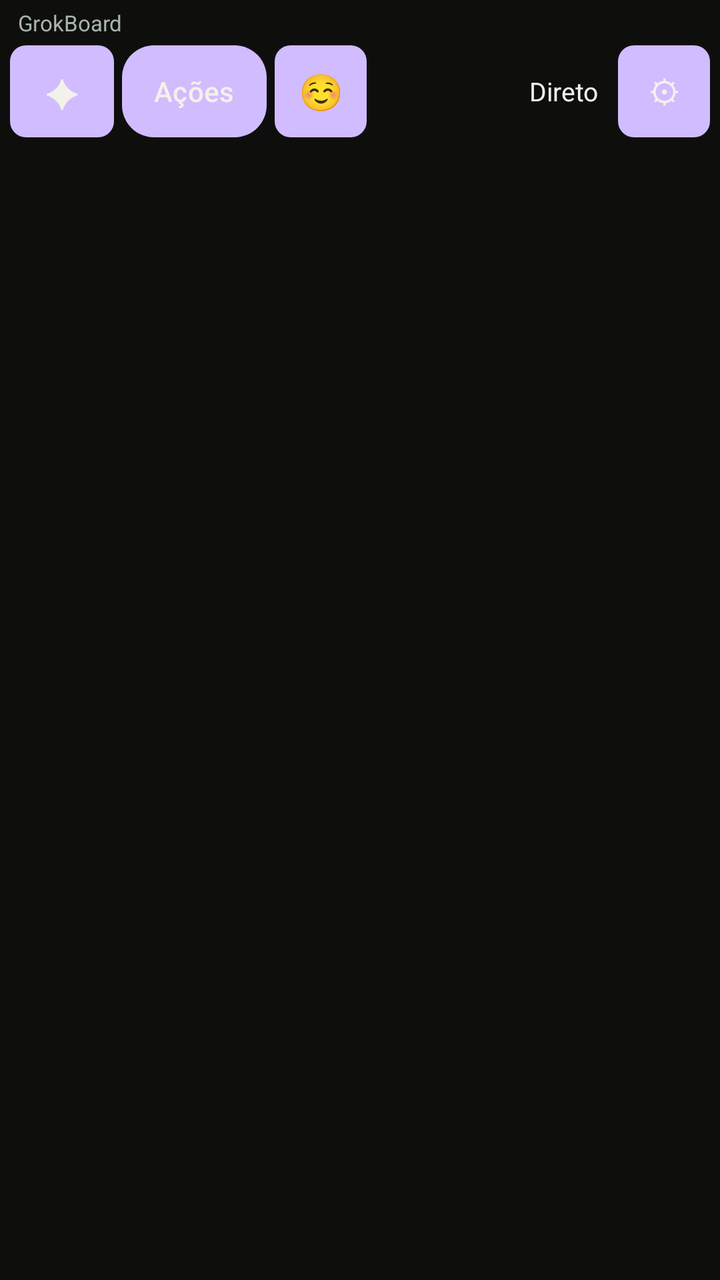
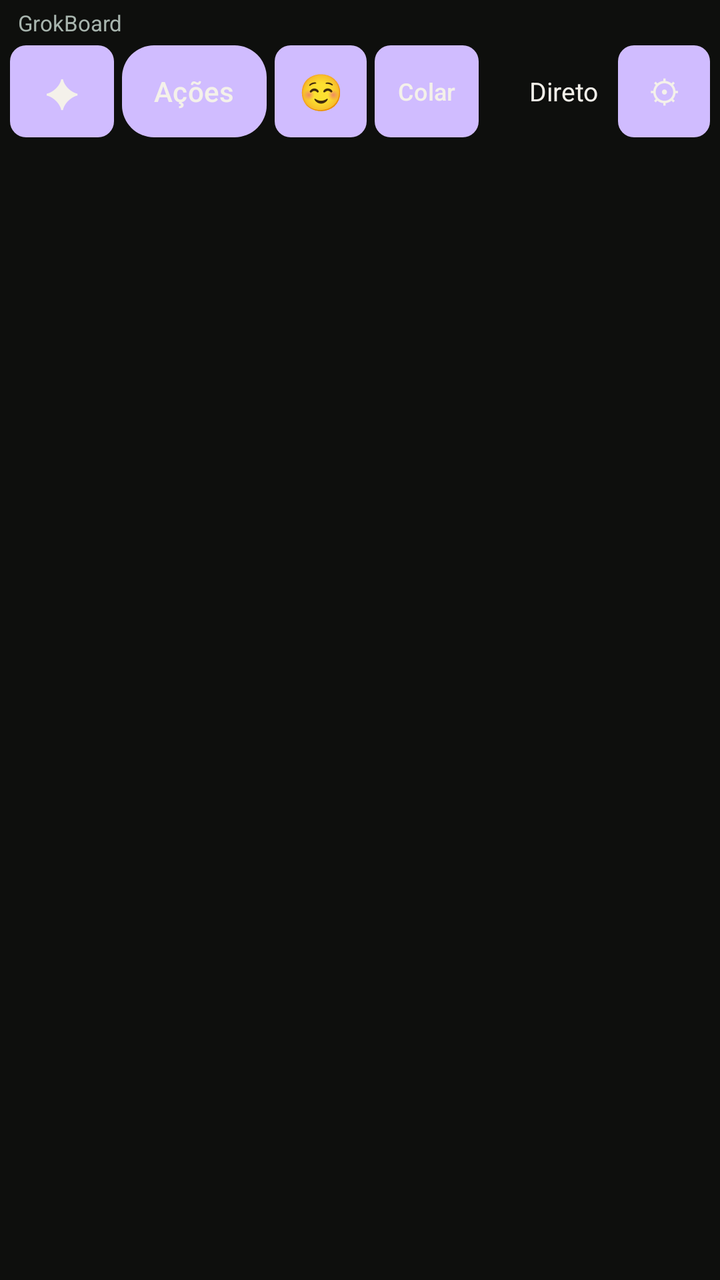

Screens rendered from an Android XML layout before and after an edit, with the pre-edit source and the edit as a unified diff.
<!-- AndroidManifest.xml: application theme Theme.GrokBoard -->
<!-- res/layout/keyboard_view.xml -->
<?xml version="1.0" encoding="utf-8"?>
<LinearLayout xmlns:android="http://schemas.android.com/apk/res/android"
    android:layout_width="match_parent"
    android:layout_height="wrap_content"
    android:background="#0E0F0D"
    android:orientation="vertical"
    android:paddingStart="3dp"
    android:paddingEnd="3dp"
    android:paddingTop="4dp"
    android:paddingBottom="2dp">

    <TextView
        android:id="@+id/status"
        android:layout_width="match_parent"
        android:layout_height="wrap_content"
        android:paddingStart="6dp"
        android:paddingBottom="2dp"
        android:text="GrokBoard"
        android:textColor="#A8B5AE"
        android:textSize="11sp" />

    <LinearLayout
        android:layout_width="match_parent"
        android:layout_height="wrap_content"
        android:gravity="center_vertical"
        android:orientation="horizontal">

        <Button
            android:id="@+id/btn_grok"
            android:layout_width="52dp"
            android:layout_height="46dp"
            android:layout_margin="2dp"
            android:background="@drawable/key_bg"
            android:minWidth="0dp"
            android:minHeight="0dp"
            android:padding="0dp"
            android:text="✦"
            android:textAllCaps="false"
            android:textColor="#F4F1EA"
            android:textSize="20sp" />

        <Button
            android:id="@+id/btn_actions"
            android:layout_width="wrap_content"
            android:layout_height="46dp"
            android:layout_margin="2dp"
            android:background="@drawable/act_bg"
            android:minWidth="0dp"
            android:minHeight="0dp"
            android:paddingLeft="16dp"
            android:paddingRight="16dp"
            android:text="Ações"
            android:textAllCaps="false"
            android:textColor="#F4F1EA"
            android:textSize="14sp" />

        <Button
            android:id="@+id/btn_emoji"
            android:layout_width="46dp"
            android:layout_height="46dp"
            android:layout_margin="2dp"
            android:background="@drawable/key_bg"
            android:minWidth="0dp"
            android:minHeight="0dp"
            android:padding="0dp"
            android:text="☺"
            android:textColor="#F4F1EA"
            android:textSize="18sp" />

        <TextView
            android:id="@+id/persona_label"
            android:layout_width="0dp"
            android:layout_height="wrap_content"
            android:layout_weight="1"
            android:gravity="end"
            android:paddingEnd="8dp"
            android:text="Direto"
            android:textColor="#F4F1EA"
            android:textSize="13sp" />

        <Button
            android:id="@+id/btn_settings"
            android:layout_width="46dp"
            android:layout_height="46dp"
            android:layout_margin="2dp"
            android:background="@drawable/key_bg"
            android:minWidth="0dp"
            android:minHeight="0dp"
            android:padding="0dp"
            android:text="⚙"
            android:textColor="#F4F1EA"
            android:textSize="16sp" />
    </LinearLayout>

    <ScrollView
        android:id="@+id/sheet"
        android:layout_width="match_parent"
        android:layout_height="230dp"
        android:visibility="gone">

        <LinearLayout
            android:id="@+id/sheet_body"
            android:layout_width="match_parent"
            android:layout_height="wrap_content"
            android:orientation="vertical"
            android:paddingBottom="8dp" />
    </ScrollView>

    <HorizontalScrollView
        android:id="@+id/accent_scroll"
        android:layout_width="match_parent"
        android:layout_height="wrap_content"
        android:scrollbars="none"
        android:visibility="gone">

        <LinearLayout
            android:id="@+id/accent_row"
            android:layout_width="wrap_content"
            android:layout_height="wrap_content"
            android:orientation="horizontal" />
    </HorizontalScrollView>

    <LinearLayout
        android:id="@+id/board"
        android:layout_width="match_parent"
        android:layout_height="wrap_content"
        android:orientation="vertical" />
</LinearLayout>
<!-- resources referenced by this layout -->
<resources>
  <!-- drawable act_bg (drawable) -->
  <?xml version="1.0" encoding="utf-8"?>
  <shape xmlns:android="http://schemas.android.com/apk/res/android" android:shape="rectangle">
      <solid android:color="#3D5A4C" />
      <corners android:radius="16dp" />
  </shape>
  <!-- drawable key_bg (drawable) -->
  <?xml version="1.0" encoding="utf-8"?>
  <shape xmlns:android="http://schemas.android.com/apk/res/android" android:shape="rectangle">
      <solid android:color="#1A1916" />
      <corners android:radius="8dp" />
  </shape>
  <style name="Theme.GrokBoard" parent="Theme.Material3.Dark.NoActionBar">
          <item name="android:statusBarColor">#0E0F0D</item>
          <item name="android:navigationBarColor">#0E0F0D</item>
      </style>
</resources>

<!-- the commit's change to res/layout/keyboard_view.xml (unified diff, before → after) -->
@@ -67,6 +67,20 @@
             android:textColor="#F4F1EA"
             android:textSize="18sp" />
 
+        <Button
+            android:id="@+id/btn_clip"
+            android:layout_width="52dp"
+            android:layout_height="46dp"
+            android:layout_margin="2dp"
+            android:background="@drawable/key_bg"
+            android:minWidth="0dp"
+            android:minHeight="0dp"
+            android:padding="0dp"
+            android:text="Colar"
+            android:textAllCaps="false"
+            android:textColor="#F4F1EA"
+            android:textSize="12sp" />
+
         <TextView
             android:id="@+id/persona_label"
             android:layout_width="0dp"
